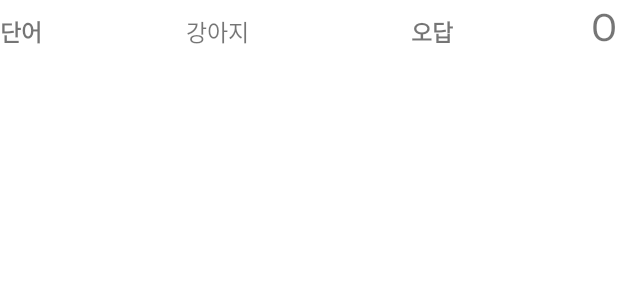
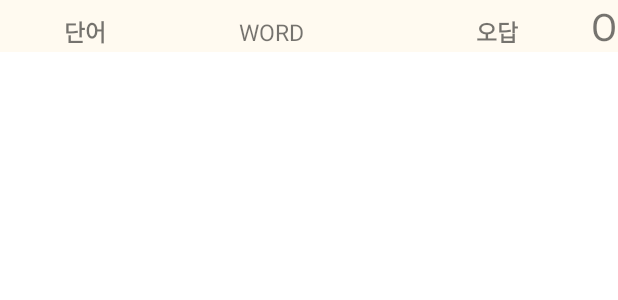
Before and after one commit to ghc1124/VocaUp, an Android app: the layout wrong_item_list.xml on its own in the app's theme, with its tools: preview values and no code run, on a phone screen of 412 x 824 dp. Shown: the top 300 px of the screen. Run offline under Robolectric (Android 15) with nearby library versions, the light colour scheme and no system bars.

Commit message:
결과화면

```diff
--- a/app/src/main/res/layout/wrong_item_list.xml
+++ b/app/src/main/res/layout/wrong_item_list.xml
@@ -1,7 +1,8 @@
 <?xml version="1.0" encoding="utf-8"?>
 <LinearLayout xmlns:android="http://schemas.android.com/apk/res/android"
     android:layout_width="match_parent"
-    android:layout_height="wrap_content">
+    android:layout_height="wrap_content"
+    android:background="#FFFAF0">
 
     <TextView
         android:id="@+id/problem_word"
@@ -10,6 +11,7 @@
         android:layout_weight="1"
         android:text="단어"
         android:textSize="15sp"
+        android:gravity="center"
         android:textStyle="bold" />
 
     <TextView
@@ -18,8 +20,8 @@
         android:layout_height="wrap_content"
         android:layout_marginStart="10dp"
         android:layout_weight="1"
-        android:gravity="left"
-        android:text="강아지"
+        android:gravity="center"
+        android:text="WORD"
         android:textSize="15sp" />
 
     <TextView
@@ -29,7 +31,7 @@
         android:layout_marginStart="36dp"
         android:layout_marginBottom="-5dp"
         android:layout_weight="1"
-        android:gravity="left"
+        android:gravity="center"
         android:text="오답"
         android:textSize="15sp"
         android:textStyle="bold" />
```
Also changed, not shown: app/src/main/res/layout/activity_testresult.xml (+37 -2 lines), app/src/main/res/raw/congratulation.json (added, +1 -0 lines).
